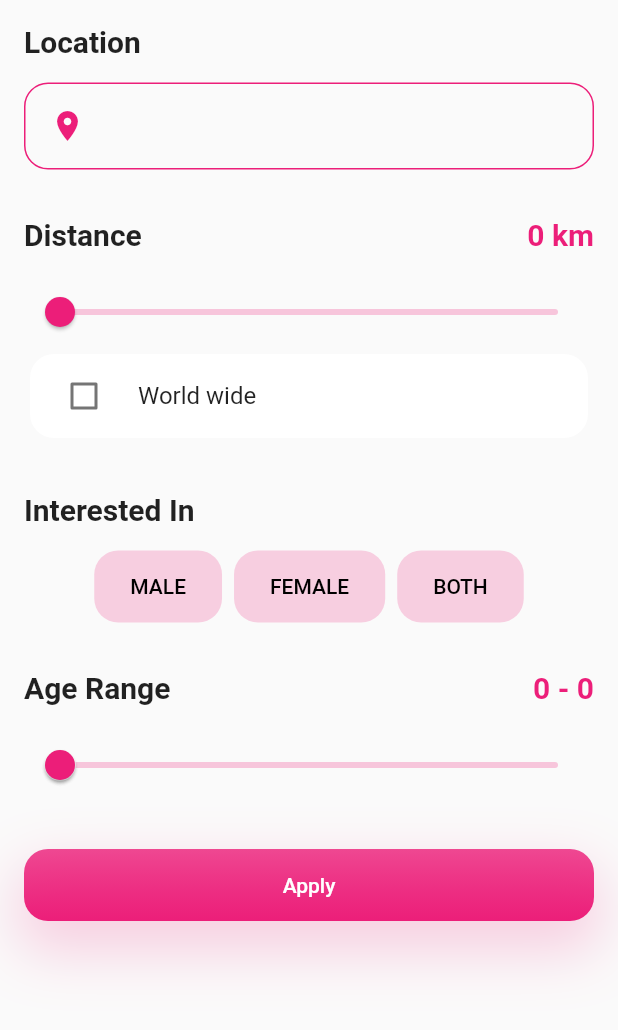
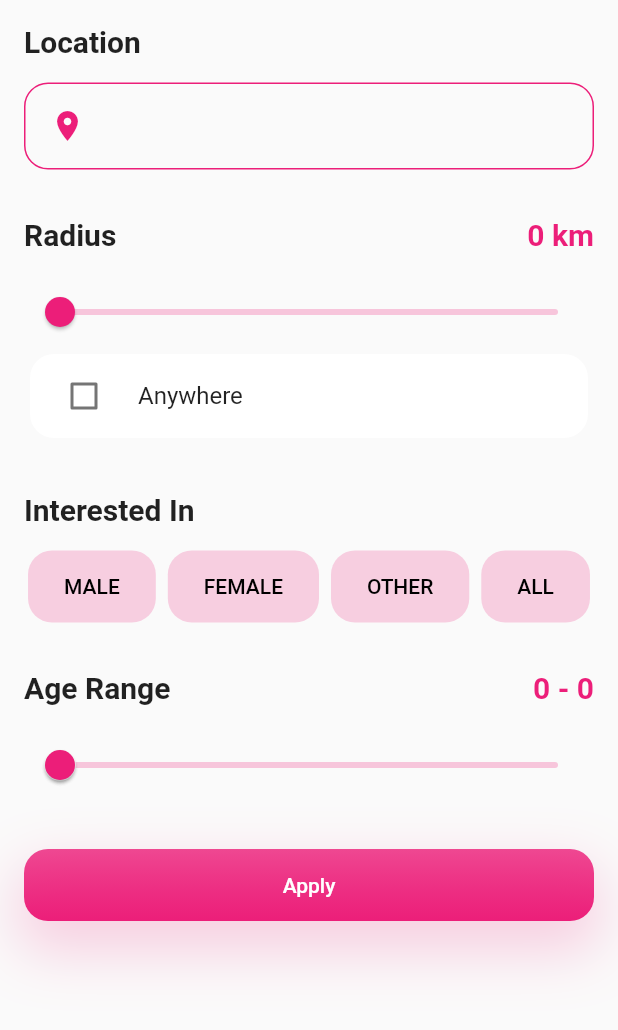
Before and after one commit to dsolanki2772/dating_app_admin, a Flutter app: the AccountSettingsPage screen opened directly with empty values, on a phone screen of 412 x 824 dp, the part 84-1114 px from its top. Run offline on Flutter 3.47's test engine with Material 2 defaults, Android fonts, the phone set to English and light mode, and no system bars; our stand-ins replace badges, cached_network_image, cloud_firestore, emoji_picker_flutter, firebase_auth, firebase_core and 16 more; missing offline and left inert: custom_pop_up_menu, encrypt, flutter_facebook_auth, social_media_recorder, voice_message_package; accounts and stored records are empty; network calls fail.

Commit message:
bugs fixed

```diff
--- a/mio_amore/lib/config/config.dart
+++ b/mio_amore/lib/config/config.dart
@@ -50,7 +50,7 @@ class AppConfig {
 
 // Gender Settings
 
-  static const bool allowTransGender = false;
+  static const bool allowTransGender = true;
   static const String maleText = "male";
   static const String femaleText = "female";
   static const String transText = "other";
@@ -60,16 +60,17 @@ class AppConfig {
       "AIzaSyDvkwrf9abC92F6SFdYEDmmYIgdvBrLi9o";
 
 // Base settings for a user!
-  static const double initialDistanceInKM = 300;
-  static const double initialMaximumDistanceInKM = 1000;
-  static const int initialMinimumAge = 18;
-  static const int initialMaximumAge = 28;
+  static const double initialDistanceInKM = 1000;
+  static const double initialMaximumDistanceInKM = 5000;
+
+  static const int maximumUserAge = 99;
 
 // Other Settings
   static const bool canChangeName = true;
   static const int minimumAgeRequired = 18;
   static const int maxNumOfMedia = 6;
   static const int maxNumOfInterests = 5;
+
   static const List<String> interests = [
     "pets",
     "exercise",
--- a/mio_amore/lib/views/others/report_page.dart
+++ b/mio_amore/lib/views/others/report_page.dart
@@ -1,16 +1,10 @@
-// ignore_for_file: public_member_api_docs, sort_constructors_first
 import 'dart:io';
-
 import 'package:firebase_auth/firebase_auth.dart';
 import 'package:flutter/cupertino.dart';
 import 'package:flutter/material.dart';
-import 'package:flutter_easyloading/flutter_easyloading.dart';
-import 'package:image_picker/image_picker.dart';
 import 'package:mio_amore/helpers/constants.dart';
 import 'package:mio_amore/helpers/media_picker_helper.dart';
-import 'package:mio_amore/main.dart';
 import 'package:mio_amore/models/report_model.dart';
-
 import 'package:mio_amore/models/user_profile_model.dart';
 import 'package:mio_amore/providers/report_provider.dart';
 import 'package:mio_amore/views/custom/custom_button.dart';
--- a/mio_amore/lib/views/others/user_details_page.dart
+++ b/mio_amore/lib/views/others/user_details_page.dart
@@ -192,7 +192,7 @@ class UserDetailsPage extends ConsumerWidget {
                     width: MediaQuery.of(context).size.width,
                     child: Center(
                       child: CustomButton(
-                        text: "Start Chatting",
+                        text: "Send a Message",
                         onPressed: () {
                           Navigator.push(
                             context,
--- a/mio_amore/lib/views/settings/account_settings.dart
+++ b/mio_amore/lib/views/settings/account_settings.dart
@@ -134,7 +134,7 @@ class _AccountSettingsPageState extends ConsumerState<AccountSettingsPage> {
               children: [
                 Expanded(
                   child: Text(
-                    'Distance',
+                    'Radius',
                     style: Theme.of(context)
                         .textTheme
                         .headline6!
@@ -142,6 +142,7 @@ class _AccountSettingsPageState extends ConsumerState<AccountSettingsPage> {
                   ),
                 ),
                 const SizedBox(width: AppConstants.defaultNumericValue),
+                if (!_isWorldWide)
                   Text(
                     '${_distanceInKm.toInt()} km',
                     style: Theme.of(context).textTheme.headline6!.copyWith(
@@ -151,6 +152,7 @@ class _AccountSettingsPageState extends ConsumerState<AccountSettingsPage> {
               ],
             ),
             const SizedBox(height: AppConstants.defaultNumericValue),
+            if (!_isWorldWide)
               Slider(
                 value: _distanceInKm,
                 min: 1,
@@ -181,7 +183,7 @@ class _AccountSettingsPageState extends ConsumerState<AccountSettingsPage> {
                             AppConfig.initialMaximumDistanceInKM;
                   });
                 },
-                title: const Text("World wide"),
+                title: const Text("Anywhere"),
               ),
             ),
             const SizedBox(height: AppConstants.defaultNumericValue * 2),
@@ -261,7 +263,7 @@ class _AccountSettingsPageState extends ConsumerState<AccountSettingsPage> {
               values:
                   RangeValues(_minimumAge.toDouble(), _maximumAge.toDouble()),
               min: AppConfig.minimumAgeRequired.toDouble(),
-              max: 70.0,
+              max: AppConfig.maximumUserAge.toDouble(),
               onChanged: (RangeValues values) {
                 setState(() {
                   _minimumAge = values.start;
```
Also changed, not shown: mio_amore/lib/views/others/user_card_widget.dart (+18 -7 lines), mio_amore/lib/views/tabs/home/home_page.dart (+14 -11 lines), mio_amore/lib/views/tabs/profile/first_time_update_profile_page.dart (+4 -10 lines). Lines whose indentation alone changed are shown as unchanged.
